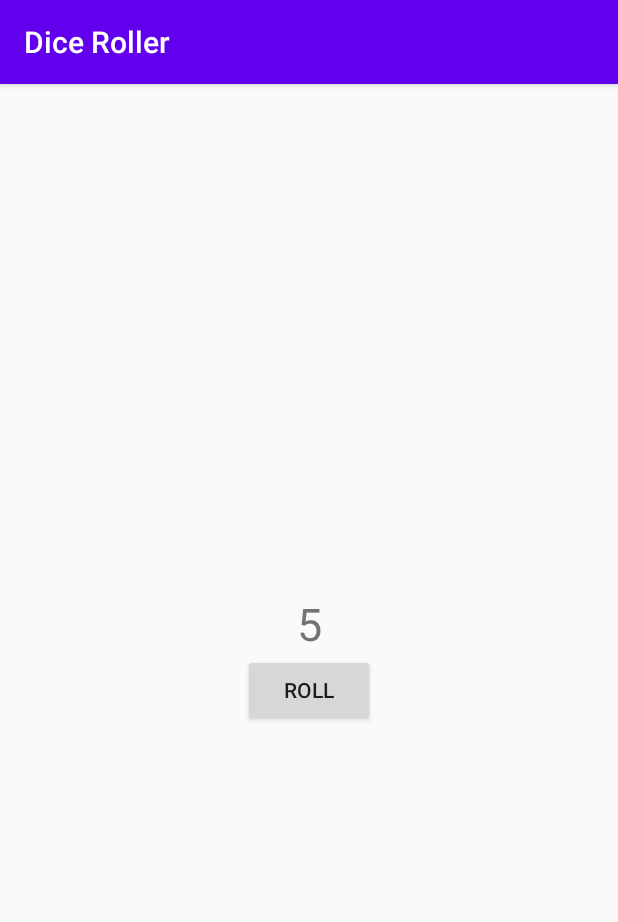
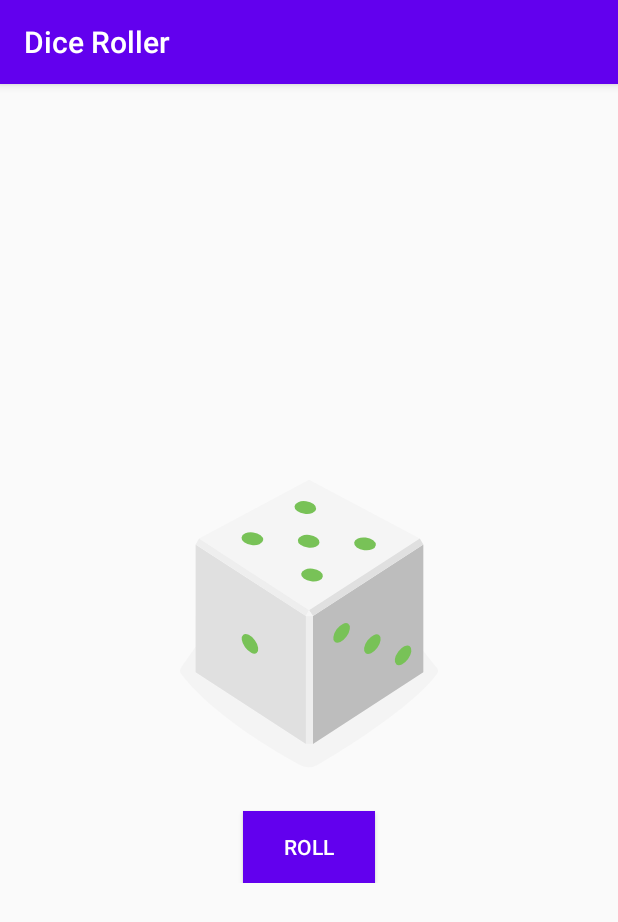
Before and after one commit to galileoguzman/Android_DiceRoller, an Android app: the screen it shows after launch (MainActivity), after a tap on "ROLL", on a phone screen of 412 x 824 dp. Shown: the top 922 px of the screen. Run offline under Robolectric (Android 15) with nearby library versions, the phone set to English and light mode, and no system bars.

Commit message:
Added images resource as result of random number

```diff
--- a/app/src/main/java/com/galileoguzman/diceroller/MainActivity.kt
+++ b/app/src/main/java/com/galileoguzman/diceroller/MainActivity.kt
@@ -10,13 +10,33 @@ class MainActivity : AppCompatActivity() {
     override fun onCreate(savedInstanceState: Bundle?) {
         super.onCreate(savedInstanceState)
         setContentView(R.layout.activity_main)
+
+        // On click listener for roll_button
         roll_button.setOnClickListener{
+            // This segment happen every time the button is clicked
             rollDice()
         }
     }
 
+    // Private function
     private fun rollDice() {
+        // Default image before random calc is done
+        dice_image.setImageResource(R.drawable.empty_dice)
+
+        // Get random calc
         val randomNumber = Random.nextInt(6) + 1
-        result_text.text = randomNumber.toString()
+
+        // Switch case in kotlin
+        val drawableResource = when (randomNumber) {
+            1 -> R.drawable.dice_1
+            2 -> R.drawable.dice_2
+            3 -> R.drawable.dice_3
+            4 -> R.drawable.dice_4
+            5 -> R.drawable.dice_5
+            else -> R.drawable.dice_6
+        }
+
+        // Setting up random dice
+        dice_image.setImageResource(drawableResource)
     }
 }
--- a/app/src/main/res/drawable/empty_dice.xml
+++ b/app/src/main/res/drawable/empty_dice.xml
@@ -19,9 +19,30 @@
     android:height="250dp"
     android:viewportWidth="800"
     android:viewportHeight="1000">
-
     <path
-        android:fillColor="#00000000"
-        android:pathData="M0,0l0,0z" />
-
+        android:fillAlpha="0.5"
+        android:fillColor="#eee"
+        android:pathData="M740.8,635.42c-68.27,90.47 -249.77,201.76 -316,240.63a50.7,50.7 0,0 1,-49.93 0.81c-64.19,-35 -234.09,-133.88 -315.65,-242a14.69,14.69 0,0 1,-0.12 -17.49c77.58,-106.29 159.67,-258.89 341.06,-258.89 182,0 242.19,139.08 340.27,258.88A14.62,14.62 0,0 1,740.8 635.42Z"
+        android:strokeAlpha="0.5" />
+    <path
+        android:fillColor="#bdbdbd"
+        android:pathData="M704.9,630l-294.29,191.06l0,-340.85l294.29,-191.06l0,340.85z" />
+    <path
+        android:fillColor="#e0e0e0"
+        android:pathData="M97.59,630l294.29,191.06l0,-340.85l-294.29,-191.06l0,340.85z" />
+    <path
+        android:fillColor="#f5f5f5"
+        android:pathData="M400.14,464.73l-293.19,-191.45l293.19,-156.31l295.39,156.31l-295.39,191.45z" />
+    <path
+        android:fillColor="#eee"
+        android:pathData="M106.95,273.28l-9.36,15.87l294.29,191.06l8.26,-15.48l-293.19,-191.45z" />
+    <path
+        android:fillColor="#e0e0e0"
+        android:pathData="M695.53,273.28l9.37,15.87l-294.29,191.06l-10.47,-15.48l295.39,-191.45z" />
+    <path
+        android:fillColor="#eee"
+        android:pathData="M391.88,480.21h18.73v340.85h-18.73z" />
+    <path
+        android:fillColor="#f5f5f5"
+        android:pathData="M400.14,464.73l-8.26,15.48l18.73,0l-10.47,-15.48z" />
 </vector>
--- a/app/src/main/res/layout/activity_main.xml
+++ b/app/src/main/res/layout/activity_main.xml
@@ -7,19 +7,21 @@
     android:orientation="vertical"
     tools:context=".MainActivity">
 
-    <TextView
-        android:id="@+id/result_text"
-        android:layout_width="match_parent"
+    <ImageView
+        android:id="@+id/dice_image"
+        android:layout_width="wrap_content"
         android:layout_height="wrap_content"
-        android:textAlignment="center"
-        android:textSize="30sp"
-        android:text="1" />
+        android:layout_gravity="center_horizontal"
+        android:src="@drawable/empty_dice"/>
 
     <Button
         android:id="@+id/roll_button"
         android:layout_width="wrap_content"
         android:layout_height="wrap_content"
         android:layout_gravity="center_horizontal"
+        android:layout_marginHorizontal="@android:dimen/app_icon_size"
+        android:background="@color/colorPrimary"
+        android:textColor="@color/white"
         android:text="@string/roll" />
 
 
--- a/app/src/main/res/values/colors.xml
+++ b/app/src/main/res/values/colors.xml
@@ -3,4 +3,5 @@
     <color name="colorPrimary">#6200EE</color>
     <color name="colorPrimaryDark">#3700B3</color>
     <color name="colorAccent">#03DAC5</color>
+    <color name="white">#fff</color>
 </resources>
```
